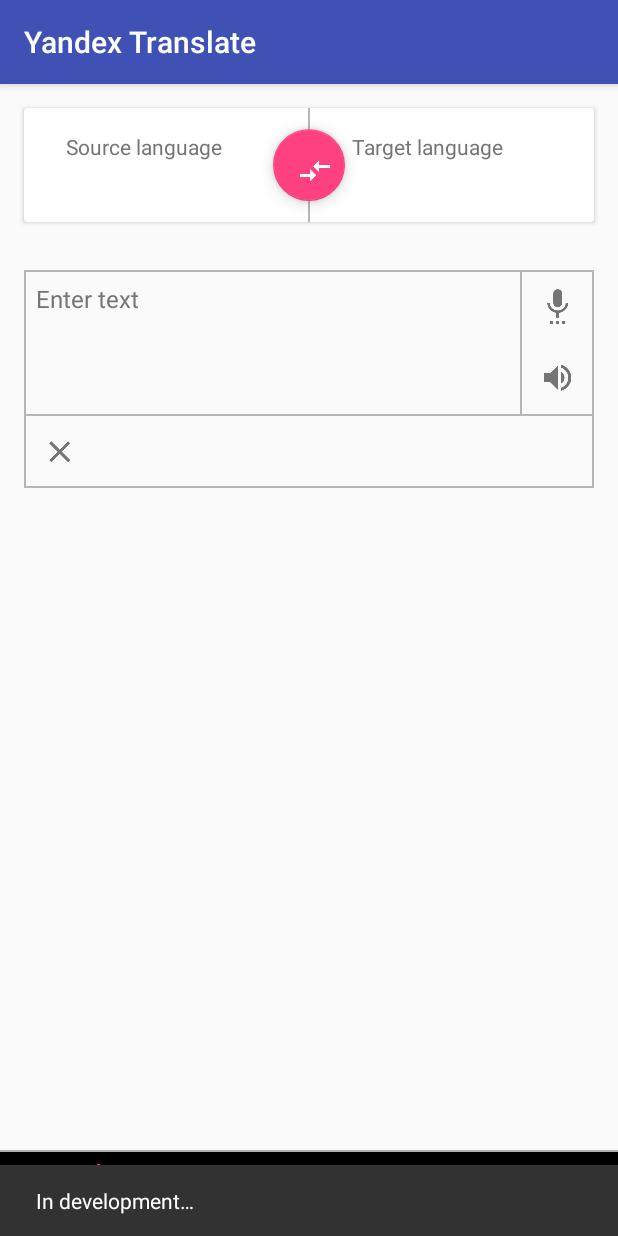
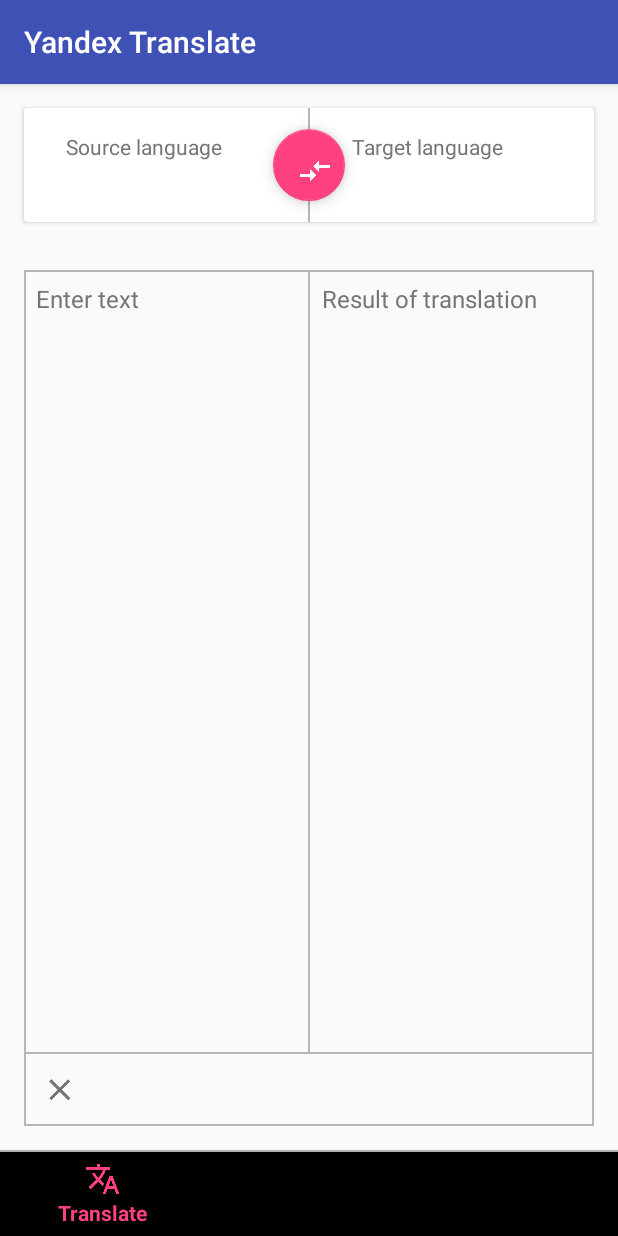
Before and after one commit to SergeiMikevich/yandex_translate, an Android app: the screen it shows after launch (MainActivity), after a tap on an icon or button, on a phone screen of 412 x 824 dp. Run offline under Robolectric (Android 15) with nearby library versions, the phone set to English and light mode, and no system bars; our stand-ins replace ButterKnife; libraries missing offline, so code that uses them is left out: com.orhanobut.hawk, io.realm, io.realm.rx, retrofit2.adapter.rxjava, rx.android.schedulers and 2 more; 8 statements that could not run were skipped.

Commit message:
redesign translate form view & changed some logic in translate form view

```diff
--- a/app/src/main/java/mikes/dept/yandextranslate/screen/translate/TranslateContract.java
+++ b/app/src/main/java/mikes/dept/yandextranslate/screen/translate/TranslateContract.java
@@ -25,9 +25,7 @@ public interface TranslateContract {
 
         void clearForm();
 
-        void setResults(@NonNull String resultTranslate);
-
-        void showMessage(@NonNull Integer messageId);
+        void setResult(@NonNull String translateResult);
 
     }
 
@@ -43,10 +41,6 @@ public interface TranslateContract {
 
         void onTextChanged(@NonNull String text);
 
-        void onClickVoice();
-
-        void onClickVolume();
-
         void onClickClearForm();
 
     }
--- a/app/src/main/java/mikes/dept/yandextranslate/screen/translate/TranslateFragment.java
+++ b/app/src/main/java/mikes/dept/yandextranslate/screen/translate/TranslateFragment.java
@@ -3,10 +3,8 @@ package mikes.dept.yandextranslate.screen.translate;
 import android.app.Activity;
 import android.content.Intent;
 import android.support.annotation.NonNull;
-import android.support.design.widget.Snackbar;
 import android.support.v7.app.AppCompatActivity;
 import android.support.v7.widget.Toolbar;
-import android.util.Log;
 
 import butterknife.BindView;
 import butterknife.ButterKnife;
@@ -87,13 +85,8 @@ public class TranslateFragment
     }
 
     @Override
-    public void setResults(@NonNull String resultTranslate) {
-        Log.d("TAG", "RESULT: " + resultTranslate);
-    }
-
-    @Override
-    public void showMessage(@NonNull Integer messageId) {
-        Snackbar.make(mToolbar, getString(messageId), Snackbar.LENGTH_SHORT).show();
+    public void setResult(@NonNull String translateResult) {
+        mTranslateFormView.setResult(translateResult);
     }
 
     @Override
@@ -135,16 +128,6 @@ public class TranslateFragment
     }
 
     @Override
-    public void onClickVoice() {
-        mPresenter.onClickVoice();
-    }
-
-    @Override
-    public void onClickVolume() {
-        mPresenter.onClickVolume();
-    }
-
-    @Override
     public void onClickClearForm() {
         mPresenter.onClickClearForm();
     }
--- a/app/src/main/java/mikes/dept/yandextranslate/screen/translate/TranslatePresenter.java
+++ b/app/src/main/java/mikes/dept/yandextranslate/screen/translate/TranslatePresenter.java
@@ -3,7 +3,6 @@ package mikes.dept.yandextranslate.screen.translate;
 import android.support.annotation.NonNull;
 import android.text.TextUtils;
 
-import mikes.dept.yandextranslate.R;
 import mikes.dept.yandextranslate.model.content.Language;
 import mikes.dept.yandextranslate.repository.RepositoryProvider;
 import rx.android.schedulers.AndroidSchedulers;
@@ -89,16 +88,6 @@ public class TranslatePresenter implements TranslateContract.Presenter {
     }
 
     @Override
-    public void onClickVoice() {
-        mView.showMessage(R.string.in_development);
-    }
-
-    @Override
-    public void onClickVolume() {
-        mView.showMessage(R.string.in_development);
-    }
-
-    @Override
     public void onClickClearForm() {
         mView.clearForm();
     }
@@ -116,12 +105,12 @@ public class TranslatePresenter implements TranslateContract.Presenter {
                 .translate(mLanguageSource.getCode(), mLanguageTarget.getCode(), mCurrentTextForTranslate)
                 .subscribeOn(Schedulers.io())
                 .observeOn(AndroidSchedulers.mainThread())
-                .subscribe(mView::setResults, throwable -> mView.setResults(""));
+                .subscribe(mView::setResult, throwable -> mView.setResult(""));
     }
 
     private void checkIsTextForTranslateEmpty() {
         if(TextUtils.isEmpty(mCurrentTextForTranslate)) {
-            mView.setResults("");
+            mView.setResult("");
         }
         else {
             translate();
--- a/app/src/main/java/mikes/dept/yandextranslate/widget/translateform/OnTranslateFormChangedListener.java
+++ b/app/src/main/java/mikes/dept/yandextranslate/widget/translateform/OnTranslateFormChangedListener.java
@@ -10,10 +10,6 @@ public interface OnTranslateFormChangedListener {
 
     void onTextChanged(@NonNull String text);
 
-    void onClickVoice();
-
-    void onClickVolume();
-
     void onClickClearForm();
 
 }
--- a/app/src/main/java/mikes/dept/yandextranslate/widget/translateform/TranslateFormView.java
+++ b/app/src/main/java/mikes/dept/yandextranslate/widget/translateform/TranslateFormView.java
@@ -5,6 +5,7 @@ import android.support.annotation.NonNull;
 import android.support.v7.widget.LinearLayoutCompat;
 import android.text.method.KeyListener;
 import android.util.AttributeSet;
+import android.widget.EditText;
 
 import butterknife.BindView;
 import butterknife.ButterKnife;
@@ -21,11 +22,8 @@ public class TranslateFormView
     @BindView(R.id.translate_edit_text)
     RxEditText mTranslateEditText;
 
-    @BindView(R.id.voice_button)
-    ButtonRippleCircle mVoiceButton;
-
-    @BindView(R.id.volume_button)
-    ButtonRippleCircle mVolumeButton;
+    @BindView(R.id.translate_result_edit_text)
+    EditText mTranslateResultEditText;
 
     @BindView(R.id.clear_button)
     ButtonRippleCircle mClearButton;
@@ -53,10 +51,9 @@ public class TranslateFormView
         inflate(getContext(), R.layout.view_translate_form, this);
         ButterKnife.bind(this);
         mTranslateEditText.setOnRxTextChangeListener(this, 500);
+        mTranslateResultEditText.setKeyListener(null);
         mKeyListener = mTranslateEditText.getKeyListener();
         setEditableText(false);
-        mVoiceButton.findViewById(R.id.button).setOnClickListener(v -> onClickVoice());
-        mVolumeButton.findViewById(R.id.button).setOnClickListener(v -> onClickVolume());
         mClearButton.findViewById(R.id.button).setOnClickListener(v -> onClickClear());
     }
 
@@ -71,22 +68,15 @@ public class TranslateFormView
 
     public void clearForm() {
         mTranslateEditText.setText("");
+        mTranslateResultEditText.setText("");
+    }
+
+    public void setResult(@NonNull String translateResult) {
+        mTranslateResultEditText.setText(translateResult);
     }
 
     public void setOnTranslateFormChangedListener(@NonNull OnTranslateFormChangedListener onTranslateFormChangedListener) {
         mOnTranslateFormChangedListener = onTranslateFormChangedListener;
-    }
-
-    private void onClickVoice() {
-        if(mOnTranslateFormChangedListener != null) {
-            mOnTranslateFormChangedListener.onClickVoice();
-        }
-    }
-
-    private void onClickVolume() {
-        if(mOnTranslateFormChangedListener != null) {
-            mOnTranslateFormChangedListener.onClickVolume();
-        }
     }
 
     private void onClickClear() {
--- a/app/src/main/res/layout/view_translate_form.xml
+++ b/app/src/main/res/layout/view_translate_form.xml
@@ -15,7 +15,8 @@
 
         <LinearLayout
             android:layout_width="match_parent"
-            android:layout_height="match_parent"
+            android:layout_height="0dp"
+            android:layout_weight="1"
             android:orientation="horizontal">
 
             <mikes.dept.yandextranslate.widget.translateform.RxEditText
@@ -23,8 +24,7 @@
                 android:layout_width="0dp"
                 android:layout_height="match_parent"
                 android:layout_weight="1"
-                android:layout_marginLeft="8dp"
-                android:layout_marginTop="8dp"
+                android:layout_margin="8dp"
                 android:gravity="start"
                 android:background="@android:color/transparent"
                 android:textColorHint="@color/secondaryText"
@@ -35,26 +35,18 @@
             <include
                 layout="@layout/view_divider_vertical"/>
 
-            <LinearLayout
-                android:layout_width="wrap_content"
-                android:layout_height="wrap_content"
-                android:orientation="vertical">
-
-                <mikes.dept.yandextranslate.widget.translateform.ButtonRippleCircle
-                    android:id="@+id/voice_button"
-                    android:layout_width="wrap_content"
-                    android:layout_height="wrap_content"
-                    android:layout_margin="4dp"
-                    custom:button_ripple_circle_icon="@mipmap/ic_settings_voice_black_24dp"/>
-
-                <mikes.dept.yandextranslate.widget.translateform.ButtonRippleCircle
-                    android:id="@+id/volume_button"
-                    android:layout_width="wrap_content"
-                    android:layout_height="wrap_content"
-                    android:layout_margin="4dp"
-                    custom:button_ripple_circle_icon="@mipmap/ic_volume_up_black_24dp"/>
-
-            </LinearLayout>
+            <EditText
+                android:id="@+id/translate_result_edit_text"
+                android:layout_width="0dp"
+                android:layout_height="match_parent"
+                android:layout_weight="1"
+                android:layout_margin="8dp"
+                android:gravity="start"
+                android:background="@android:color/transparent"
+                android:textColorHint="@color/secondaryText"
+                android:textColor="@color/primaryText"
+                android:textSize="16sp"
+                android:hint="@string/hint_result_of_translation"/>
 
         </LinearLayout>
 
--- a/app/src/main/res/values/strings.xml
+++ b/app/src/main/res/values/strings.xml
@@ -14,6 +14,7 @@
 
     <!--TRANSLATE_FORM_STRINGS-->
     <string name="hint_enter_text">Enter text</string>
+    <string name="hint_result_of_translation">Result of translation</string>
 
     <!--OTHERS-->
     <string name="in_development">In development…</string>
```
Also changed, not shown: 1 other file.
